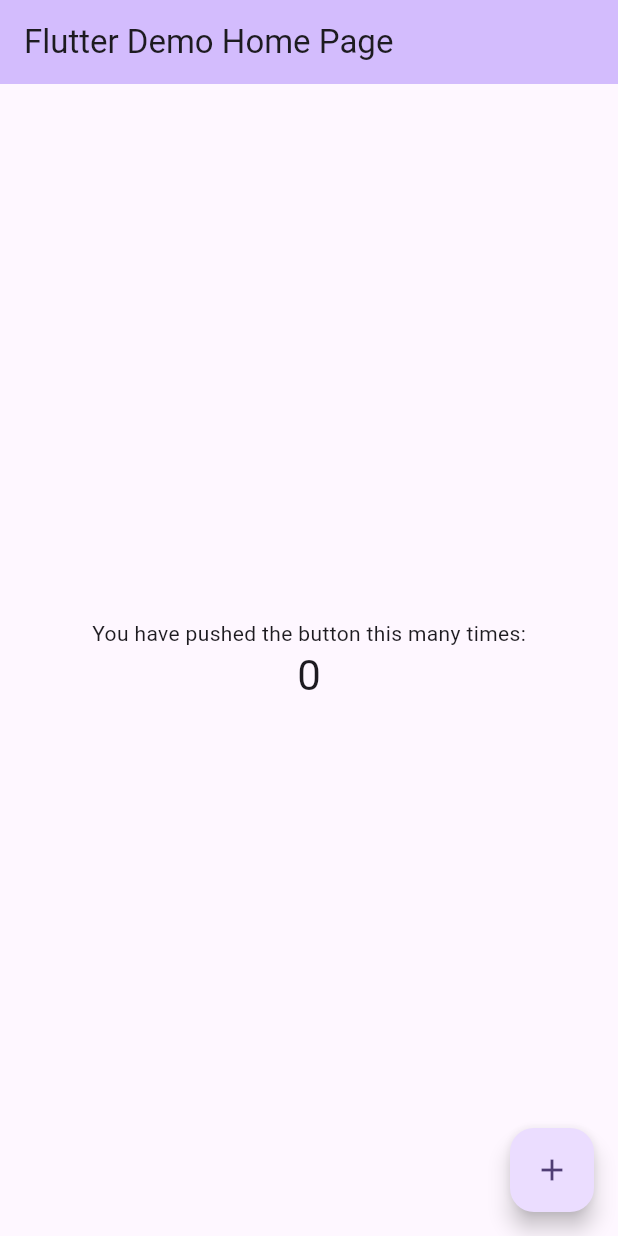
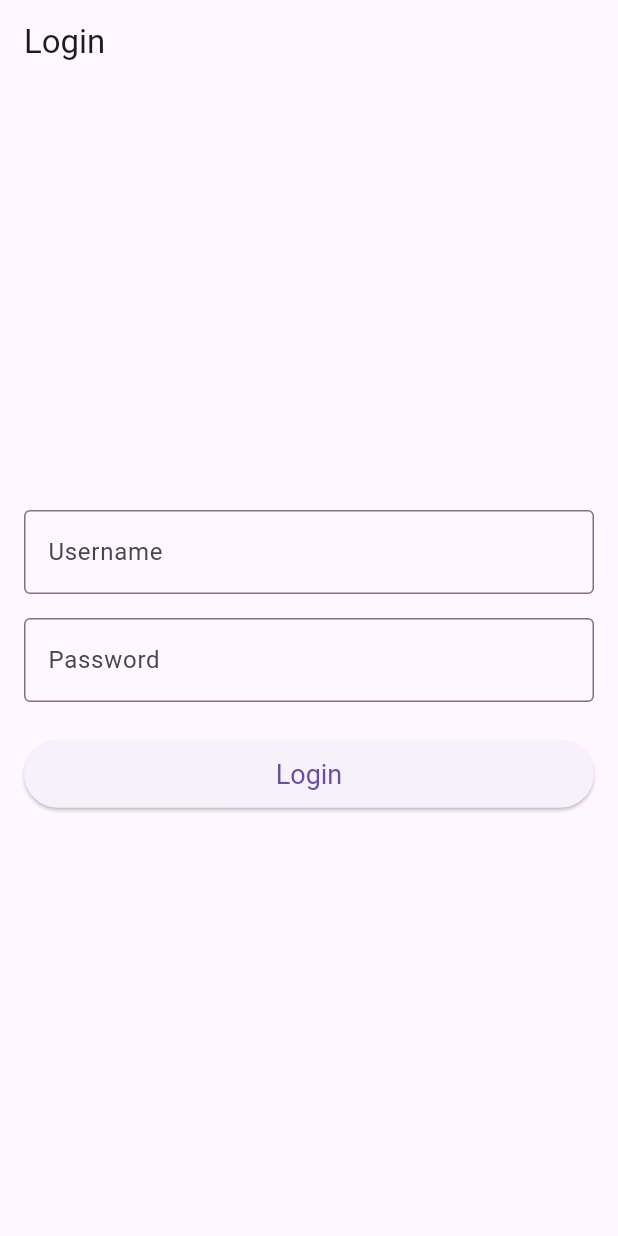
Before and after one commit to mhhung0811/reminder, a Flutter app: the screen it shows after launch, on a phone screen of 412 x 824 dp. Run offline on Flutter 3.47's test engine with Material 3 defaults, Android fonts, the phone set to English and light mode, and no system bars.

Commit message:
add: stuffs

```diff
--- a/lib/main.dart
+++ b/lib/main.dart
@@ -1,4 +1,5 @@
 import 'package:flutter/material.dart';
+import 'package:reminder/screen/login_screen.dart';
 
 void main() {
   runApp(const MyApp());
@@ -11,112 +12,13 @@ class MyApp extends StatelessWidget {
   @override
   Widget build(BuildContext context) {
     return MaterialApp(
-      title: 'Flutter Demo',
+      title: 'Reminder app',
       theme: ThemeData(
-        // This is the theme of your application.
-        //
-        // TRY THIS: Try running your application with "flutter run". You'll see
-        // the application has a purple toolbar. Then, without quitting the app,
-        // try changing the seedColor in the colorScheme below to Colors.green
-        // and then invoke "hot reload" (save your changes or press the "hot
-        // reload" button in a Flutter-supported IDE, or press "r" if you used
-        // the command line to start the app).
-        //
-        // Notice that the counter didn't reset back to zero; the application
-        // state is not lost during the reload. To reset the state, use hot
-        // restart instead.
-        //
-        // This works for code too, not just values: Most code changes can be
-        // tested with just a hot reload.
-        colorScheme: ColorScheme.fromSeed(seedColor: Colors.deepPurple),
+          primarySwatch: Colors.blue,
+          visualDensity: VisualDensity.adaptivePlatformDensity,
       ),
-      home: const MyHomePage(title: 'Flutter Demo Home Page'),
+      home: const LoginScreen(), // Start with the LoginScreen
+      debugShowCheckedModeBanner: false, // Optional: hide debug banner
     );
   }
 }
-
-class MyHomePage extends StatefulWidget {
-  const MyHomePage({super.key, required this.title});
-
-  // This widget is the home page of your application. It is stateful, meaning
-  // that it has a State object (defined below) that contains fields that affect
-  // how it looks.
-
-  // This class is the configuration for the state. It holds the values (in this
-  // case the title) provided by the parent (in this case the App widget) and
-  // used by the build method of the State. Fields in a Widget subclass are
-  // always marked "final".
-
-  final String title;
-
-  @override
-  State<MyHomePage> createState() => _MyHomePageState();
-}
-
-class _MyHomePageState extends State<MyHomePage> {
-  int _counter = 0;
-
-  void _incrementCounter() {
-    setState(() {
-      // This call to setState tells the Flutter framework that something has
-      // changed in this State, which causes it to rerun the build method below
-      // so that the display can reflect the updated values. If we changed
-      // _counter without calling setState(), then the build method would not be
-      // called again, and so nothing would appear to happen.
-      _counter++;
-    });
-  }
-
-  @override
-  Widget build(BuildContext context) {
-    // This method is rerun every time setState is called, for instance as done
-    // by the _incrementCounter method above.
-    //
-    // The Flutter framework has been optimized to make rerunning build methods
-    // fast, so that you can just rebuild anything that needs updating rather
-    // than having to individually change instances of widgets.
-    return Scaffold(
-      appBar: AppBar(
-        // TRY THIS: Try changing the color here to a specific color (to
-        // Colors.amber, perhaps?) and trigger a hot reload to see the AppBar
-        // change color while the other colors stay the same.
-        backgroundColor: Theme.of(context).colorScheme.inversePrimary,
-        // Here we take the value from the MyHomePage object that was created by
-        // the App.build method, and use it to set our appbar title.
-        title: Text(widget.title),
-      ),
-      body: Center(
-        // Center is a layout widget. It takes a single child and positions it
-        // in the middle of the parent.
-        child: Column(
-          // Column is also a layout widget. It takes a list of children and
-          // arranges them vertically. By default, it sizes itself to fit its
-          // children horizontally, and tries to be as tall as its parent.
-          //
-          // Column has various properties to control how it sizes itself and
-          // how it positions its children. Here we use mainAxisAlignment to
-          // center the children vertically; the main axis here is the vertical
-          // axis because Columns are vertical (the cross axis would be
-          // horizontal).
-          //
-          // TRY THIS: Invoke "debug painting" (choose the "Toggle Debug Paint"
-          // action in the IDE, or press "p" in the console), to see the
-          // wireframe for each widget.
-          mainAxisAlignment: MainAxisAlignment.center,
-          children: <Widget>[
-            const Text('You have pushed the button this many times:'),
-            Text(
-              '$_counter',
-              style: Theme.of(context).textTheme.headlineMedium,
-            ),
-          ],
-        ),
-      ),
-      floatingActionButton: FloatingActionButton(
-        onPressed: _incrementCounter,
-        tooltip: 'Increment',
-        child: const Icon(Icons.add),
-      ), // This trailing comma makes auto-formatting nicer for build methods.
-    );
-  }
-}
--- /dev/null
+++ b/lib/model/reminder.dart
@@ -0,0 +1,6 @@
+class Reminder {
+  String name;
+  DateTime dateTime;
+
+  Reminder({required this.name, required this.dateTime});
+}
--- /dev/null
+++ b/lib/screen/login_screen.dart
@@ -0,0 +1,93 @@
+import 'package:flutter/material.dart';
+import 'list_reminder_screen.dart';
+
+class LoginScreen extends StatefulWidget {
+  const LoginScreen({Key? key}) : super(key: key);
+
+  @override
+  _LoginScreenState createState() => _LoginScreenState();
+}
+
+class _LoginScreenState extends State<LoginScreen> {
+  final _formKey = GlobalKey<FormState>();
+  final TextEditingController _usernameController = TextEditingController();
+  final TextEditingController _passwordController = TextEditingController();
+
+  void _login() {
+    if (_formKey.currentState!.validate()) {
+      print('Login Successful: ${_usernameController.text}');
+
+      Navigator.push(
+        context,
+        MaterialPageRoute(builder: (context) => ListReminderScreen()),
+      );
+    }
+  }
+
+  @override
+  void dispose() {
+    _usernameController.dispose();
+    _passwordController.dispose();
+    super.dispose();
+  }
+
+  @override
+  Widget build(BuildContext context) {
+    return Scaffold(
+      appBar: AppBar(
+        title: const Text('Login'),
+      ),
+      body: Center(
+        child: SingleChildScrollView(
+          padding: const EdgeInsets.all(16.0),
+          child: Form(
+            key: _formKey,
+            child: Column(
+              mainAxisAlignment: MainAxisAlignment.center,
+              crossAxisAlignment: CrossAxisAlignment.stretch,
+              children: <Widget>[
+                TextFormField(
+                  controller: _usernameController,
+                  decoration: InputDecoration(
+                    labelText: 'Username',
+                    border: OutlineInputBorder(),
+                  ),
+                  validator: (value) {
+                    if (value == null || value.isEmpty) {
+                      return 'Please enter your username';
+                    }
+                    return null;
+                  },
+                ),
+                const SizedBox(height: 16.0),
+                TextFormField(
+                  controller: _passwordController,
+                  decoration: InputDecoration(
+                    labelText: 'Password',
+                    border: OutlineInputBorder(),
+                  ),
+                  obscureText: true, // Hides the input
+                  validator: (value) {
+                    if (value == null || value.isEmpty) {
+                      return 'Please enter your password';
+                    }
+                    return null;
+                  },
+                ),
+                const SizedBox(height: 24.0),
+                ElevatedButton(
+                  onPressed: _login,
+                  style: ElevatedButton.styleFrom(
+                    padding: const EdgeInsets.symmetric(vertical: 12.0),
+                    textStyle: const TextStyle(fontSize: 18),
+                  ),
+                  child: const Text('Login'),
+                ),
+              ],
+            ),
+          ),
+        ),
+      ),
+    );
+  }
+}
--- a/pubspec.yaml
+++ b/pubspec.yaml
@@ -34,6 +34,7 @@ dependencies:
   # The following adds the Cupertino Icons font to your application.
   # Use with the CupertinoIcons class for iOS style icons.
   cupertino_icons: ^1.0.8
+  intl: ^0.18.0
 
 dev_dependencies:
   flutter_test:
```
Also changed, not shown: lib/screen/add_reminder_screen.dart (added, +167 -0 lines), lib/screen/list_reminder_screen.dart (added, +73 -0 lines), pubspec.lock.
